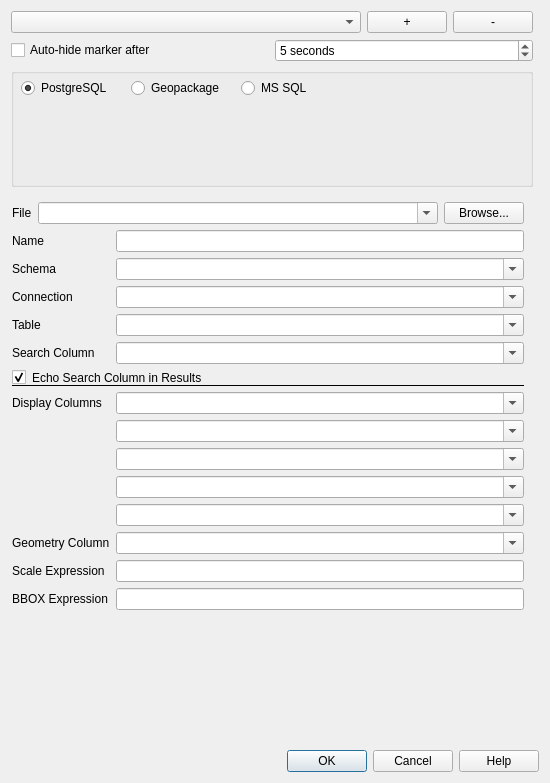
Old version of the form Discovery/config_dialog.ui in the repository lutraconsulting/qgis-discovery-plugin.
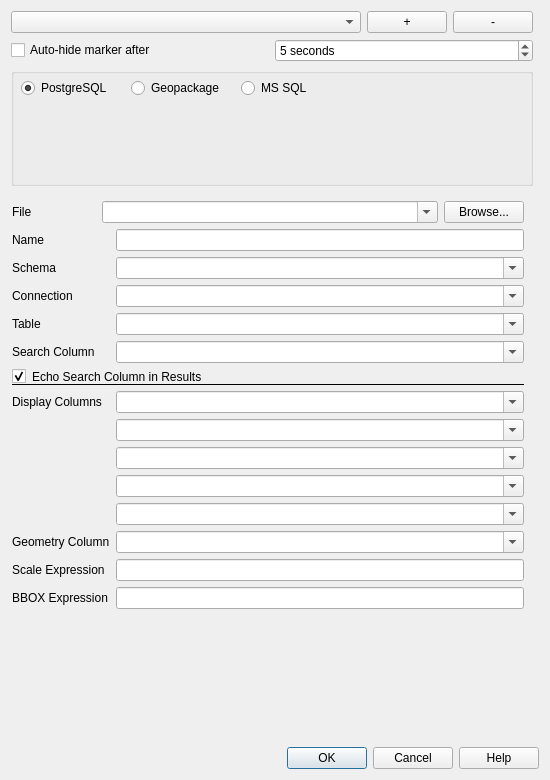
New version of the form.

Commit message: config dialog some cleanups

```diff
--- a/Discovery/config_dialog.ui
+++ b/Discovery/config_dialog.ui
@@ -10,7 +10,7 @@
     <x>0</x>
     <y>0</y>
     <width>550</width>
-    <height>783</height>
+    <height>780</height>
    </rect>
   </property>
   <property name="windowTitle">
@@ -35,7 +35,7 @@
          <widget class="QLabel" name="label_10">
           <property name="sizePolicy">
            <sizepolicy hsizetype="Preferred" vsizetype="Preferred">
-            <horstretch>0</horstretch>
+            <horstretch>1</horstretch>
             <verstretch>0</verstretch>
            </sizepolicy>
           </property>
@@ -55,7 +55,7 @@
          <widget class="QComboBox" name="cboFile">
           <property name="sizePolicy">
            <sizepolicy hsizetype="Expanding" vsizetype="Fixed">
-            <horstretch>0</horstretch>
+            <horstretch>4</horstretch>
             <verstretch>0</verstretch>
            </sizepolicy>
           </property>
```
The commit also changes 3 other files.
